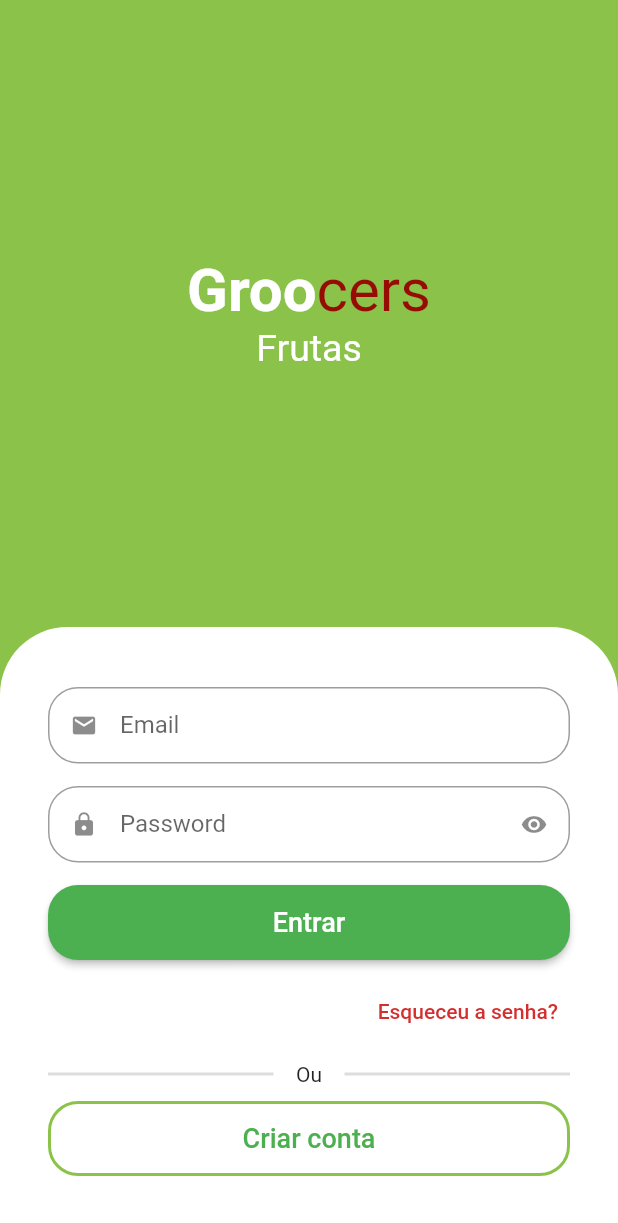
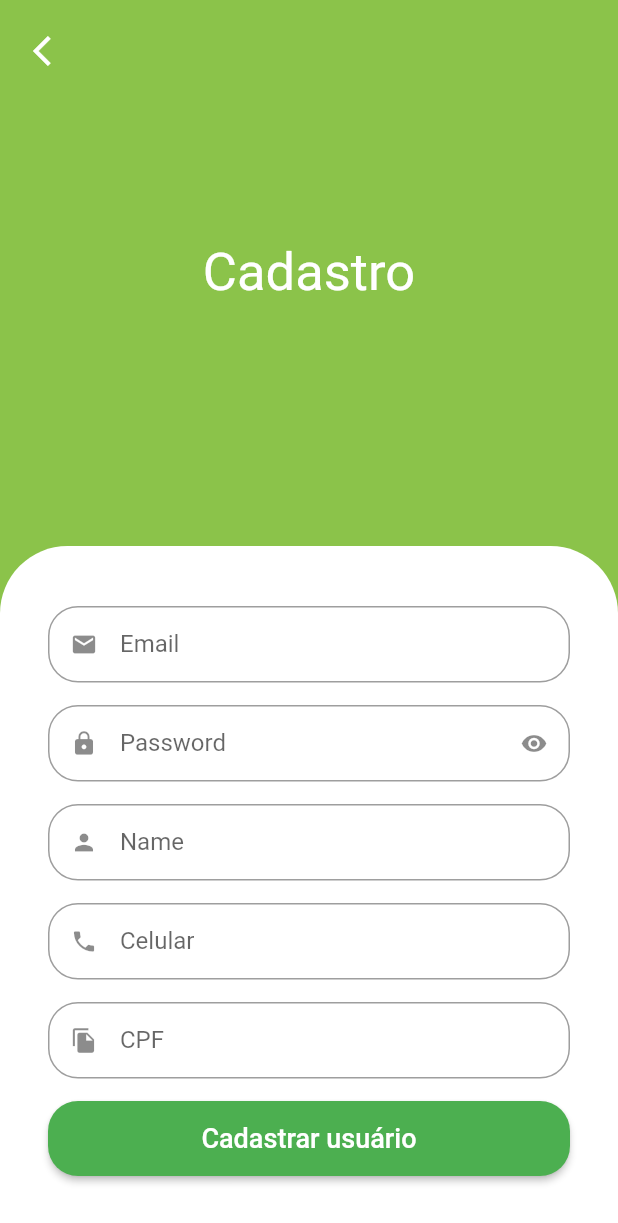
Before and after one commit to Janku13/flutter_ecommerce, a Flutter app: the screen it shows after launch, after a tap on "Criar conta", on a phone screen of 412 x 824 dp. Shown: the top 1223 px of the screen. Run offline on Flutter 3.47's test engine with Material 2 defaults, Android fonts, the phone set to English and light mode, and no system bars; drawn by our look-alikes of animated_text_kit; our stand-ins replace mask_text_input_formatter.

Commit message:
adding pagina cadastro e mask to input

```diff
--- a/lib/src/auth/components/custom_text_field.dart
+++ b/lib/src/auth/components/custom_text_field.dart
@@ -1,8 +1,10 @@
 import 'package:flutter/material.dart';
+import 'package:flutter/services.dart';
 
 class CustomTextField extends StatefulWidget {
   final IconData inputIcon;
   final String inputLabel;
+  final List<TextInputFormatter>? inputFormatter;
   final bool isPasswordInput;
 
   const CustomTextField({
@@ -10,6 +12,7 @@ class CustomTextField extends StatefulWidget {
     required this.inputIcon,
     required this.inputLabel,
     this.isPasswordInput = false,
+    this.inputFormatter,
   }) : super(key: key);
 
   @override
@@ -29,6 +32,7 @@ class _CustomTextFieldState extends State<CustomTextField> {
     return Padding(
       padding: const EdgeInsets.only(bottom: 15.0),
       child: TextFormField(
+        inputFormatters: widget.inputFormatter,
         obscureText: isTextHidden,
         decoration: InputDecoration(
           suffixIcon: widget.isPasswordInput
--- a/lib/src/auth/sign_in_screen.dart
+++ b/lib/src/auth/sign_in_screen.dart
@@ -1,6 +1,8 @@
 import 'package:flutter/material.dart';
 import 'package:animated_text_kit/animated_text_kit.dart';
 import 'package:flutter_ecommerce/src/auth/components/custom_text_field.dart';
+import 'package:flutter_ecommerce/src/auth/sign_up_screen.dart';
+
 import 'package:flutter_ecommerce/src/config/custom_colors.dart';
 
 class SignInScreen extends StatelessWidget {
@@ -167,7 +169,13 @@ class SignInScreen extends StatelessWidget {
                             color: CustomColors.customSwatchColor,
                           ),
                         ),
-                        onPressed: () {},
+                        onPressed: () {
+                          Navigator.of(context).push(
+                            MaterialPageRoute(builder: (c) {
+                              return SignUpScreen();
+                            }),
+                          );
+                        },
                         child: const Text(
                           "Criar conta",
                           style: TextStyle(
--- /dev/null
+++ b/lib/src/auth/sign_up_screen.dart
@@ -0,0 +1,124 @@
+import 'package:flutter/material.dart';
+import 'package:flutter_ecommerce/src/auth/components/custom_text_field.dart';
+import 'package:flutter_ecommerce/src/config/custom_colors.dart';
+import 'package:mask_text_input_formatter/mask_text_input_formatter.dart';
+
+class SignUpScreen extends StatelessWidget {
+  SignUpScreen({Key? key}) : super(key: key);
+  final cpfFormatter = MaskTextInputFormatter(
+    mask: '###.###.###-##',
+    filter: {
+      '#': RegExp(r'[0-9]'),
+    },
+  );
+  final phoneFormatter = MaskTextInputFormatter(
+    mask: '(##) # ####-####',
+    filter: {
+      '#': RegExp(r'[0-9]'),
+    },
+  );
+  @override
+  Widget build(BuildContext context) {
+    final screenHeight = MediaQuery.of(context).size.height;
+    return Scaffold(
+      backgroundColor: CustomColors.customSwatchColor,
+      body: SingleChildScrollView(
+        child: SizedBox(
+          height: screenHeight,
+          child: Stack(
+            children: [
+              Column(
+                children: [
+                  const Expanded(
+                    child: Center(
+                      child: Text(
+                        'Cadastro',
+                        style: TextStyle(
+                          color: Colors.white,
+                          fontSize: 35,
+                        ),
+                      ),
+                    ),
+                  ),
+                  Container(
+                    padding: const EdgeInsets.symmetric(
+                      horizontal: 32,
+                      vertical: 40,
+                    ),
+                    decoration: const BoxDecoration(
+                      color: Colors.white,
+                      borderRadius: BorderRadius.vertical(
+                        top: Radius.circular(
+                          45.0,
+                        ),
+                      ),
+                    ),
+                    child: Column(
+                      crossAxisAlignment: CrossAxisAlignment.stretch,
+                      children: [
+                        //email
+                        const CustomTextField(
+                          inputIcon: Icons.email,
+                          inputLabel: 'Email',
+                        ), //senha
+                        const CustomTextField(
+                          inputIcon: Icons.lock,
+                          inputLabel: 'Password',
+                          isPasswordInput: true,
+                        ),
+                        const CustomTextField(
+                          inputIcon: Icons.person,
+                          inputLabel: 'Name',
+                        ),
+                        CustomTextField(
+                          inputIcon: Icons.phone,
+                          inputFormatter: [phoneFormatter],
+                          inputLabel: 'Celular',
+                        ),
+                        CustomTextField(
+                          inputIcon: Icons.file_copy,
+                          inputLabel: 'CPF',
+                          inputFormatter: [cpfFormatter],
+                        ),
+                        SizedBox(
+                          height: 50,
+                          child: ElevatedButton(
+                            style: ElevatedButton.styleFrom(
+                              shape: RoundedRectangleBorder(
+                                borderRadius: BorderRadius.circular(
+                                  20.0,
+                                ),
+                              ),
+                            ),
+                            onPressed: () {},
+                            child: const Text(
+                              'Cadastrar usuário',
+                              style: TextStyle(
+                                fontSize: 18,
+                              ),
+                            ),
+                          ),
+                        ),
+                        //esqueceu a senha
+                      ],
+                    ),
+                  ),
+                ],
+              ),
+              Positioned(
+                left: 10,
+                top: 10,
+                child: IconButton(
+                  onPressed: () {
+                    Navigator.pop(context);
+                  },
+                  icon: const Icon(Icons.arrow_back_ios, color: Colors.white),
+                ),
+              ),
+            ],
+          ),
+        ),
+      ),
+    );
+  }
+}
--- a/pubspec.yaml
+++ b/pubspec.yaml
@@ -34,6 +34,7 @@ dependencies:
   # Use with the CupertinoIcons class for iOS style icons.
   cupertino_icons: ^1.0.2
   animated_text_kit: ^4.2.2
+  mask_text_input_formatter: ^2.3.0
 
 dev_dependencies:
   flutter_test:
```
Also changed, not shown: pubspec.lock.
